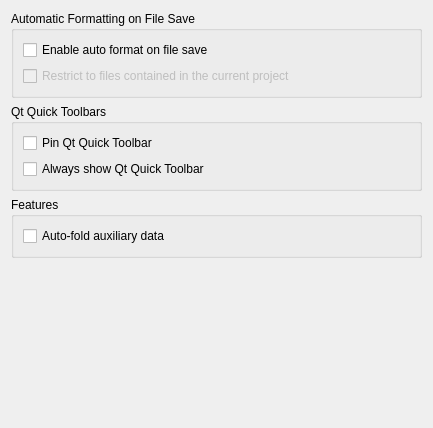
Old version of the form src/plugins/qmljseditor/qmljseditingsettingspage.ui in the repository qt-creator/qt-creator.
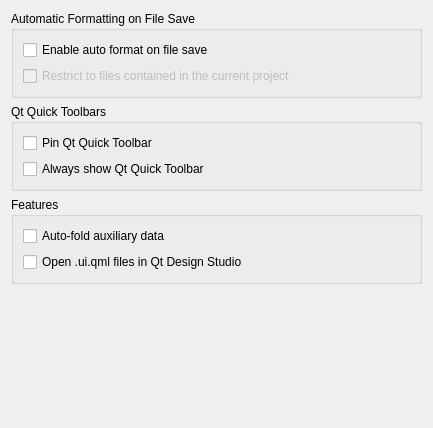
New version of the form.

Commit message:
QmlProject: Add option to always open ui.qml files in qds
This patch adds an option to always open ui.qml files in
Qt Design Studio. If that option is enabled an info bar is used
to propose the option.

Patch:
```diff
--- a/src/plugins/qmljseditor/qmljseditingsettingspage.ui
+++ b/src/plugins/qmljseditor/qmljseditingsettingspage.ui
@@ -92,6 +92,13 @@
         </property>
        </widget>
       </item>
+      <item>
+      <widget class="QCheckBox" name="openUiQmlFilesInQDS">
+       <property name="text">
+        <string>Open .ui.qml files in Qt Design Studio</string>
+       </property>
+      </widget>
+     </item>
      </layout>
     </widget>
    </item>
```
The commit also changes 4 other files.
